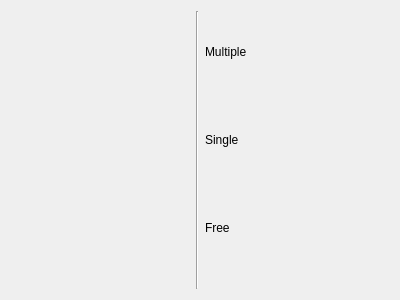
Qt form constructor.ui (mariia-smirnova/Questionnaire) before a commit.
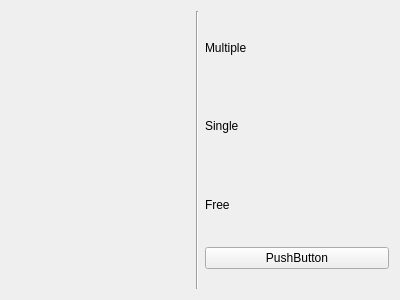
The same form after that commit.

Commit message: toJson constructor

Patch:
```diff
--- a/constructor.ui
+++ b/constructor.ui
@@ -61,6 +61,13 @@
        </property>
       </widget>
      </item>
+     <item>
+      <widget class="QPushButton" name="pushButton">
+       <property name="text">
+        <string>PushButton</string>
+       </property>
+      </widget>
+     </item>
      <item>
       <spacer name="horizontalSpacer">
        <property name="orientation">
```
The commit also changes 4 other files.
